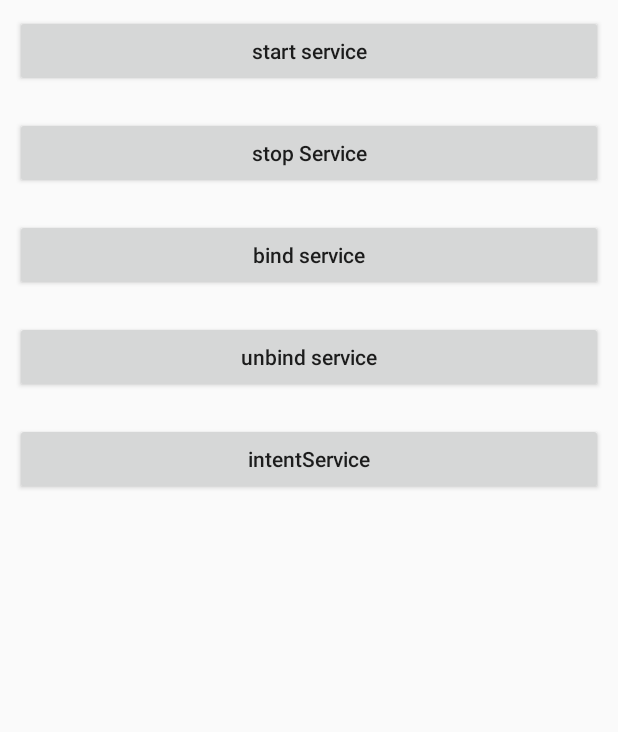
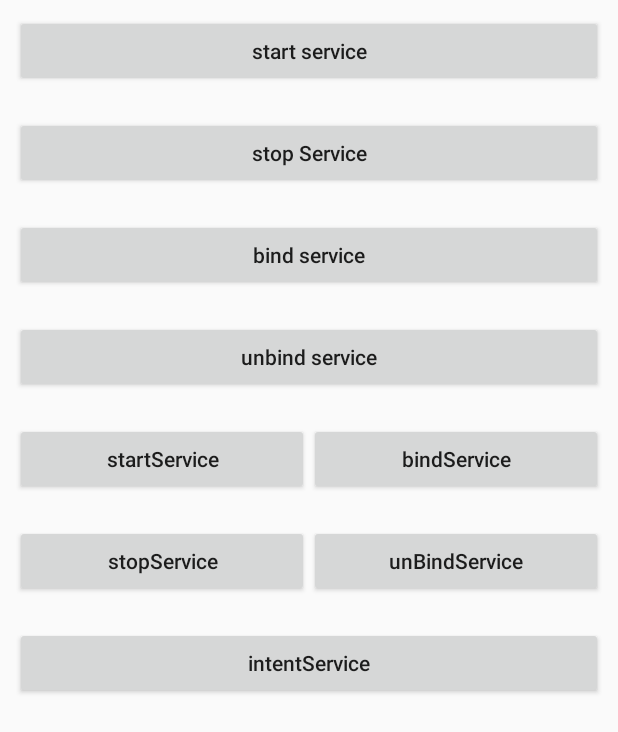
Before and after one commit to rcj60560/MyTest, an Android app: the ServiceActivity screen opened directly, with no data from a screen before it, on a phone screen of 412 x 824 dp. Shown: the top 732 px of the screen. Run offline under Robolectric (Android 15) with nearby library versions, the phone set to English and light mode, and no system bars.

Commit message:
service 相关1

```diff
--- a/app/src/main/AndroidManifest.xml
+++ b/app/src/main/AndroidManifest.xml
@@ -57,6 +57,7 @@
         <service android:name=".activity.service.SimpleService" />
         <service android:name=".activity.service.BindService" />
         <service android:name=".activity.service.MyIntentService" />
+        <service android:name=".activity.service.BindStartService" />
 
         <provider
             android:name="android.support.v4.content.FileProvider"
--- a/app/src/main/res/layout/activity_service.xml
+++ b/app/src/main/res/layout/activity_service.xml
@@ -36,6 +36,55 @@
         android:text="unbind service"
         android:textAllCaps="false" />
 
+    <LinearLayout
+        android:layout_width="match_parent"
+        android:layout_height="wrap_content"
+        android:layout_margin="10dp"
+        android:orientation="horizontal">
+
+        <Button
+            android:layout_width="0dp"
+            android:layout_height="wrap_content"
+            android:layout_weight="1"
+            android:onClick="startService"
+            android:text="startService"
+            android:textAllCaps="false" />
+
+        <Button
+            android:layout_width="0dp"
+            android:onClick="bindService"
+            android:layout_height="wrap_content"
+            android:layout_weight="1"
+            android:text="bindService"
+            android:textAllCaps="false" />
+
+    </LinearLayout>
+
+    <LinearLayout
+        android:layout_width="match_parent"
+        android:layout_height="wrap_content"
+        android:layout_margin="10dp"
+        android:orientation="horizontal">
+
+        <Button
+            android:layout_width="0dp"
+            android:layout_height="wrap_content"
+            android:onClick="stopService"
+            android:layout_weight="1"
+            android:text="stopService"
+            android:textAllCaps="false" />
+
+        <Button
+            android:layout_width="0dp"
+            android:layout_height="wrap_content"
+            android:layout_weight="1"
+            android:onClick="unBindService"
+            android:text="unBindService"
+            android:textAllCaps="false" />
+
+
+    </LinearLayout>
+
     <Button
         android:layout_width="match_parent"
         android:layout_height="wrap_content"
```
Also changed, not shown: app/src/main/java/com/luocj/mytest/activity/service/BindService.java (+1 -16 lines), app/src/main/java/com/luocj/mytest/activity/service/BindStartService.java (added, +69 -0 lines), app/src/main/java/com/luocj/mytest/activity/service/ServiceActivity.java (+38 -4 lines).
